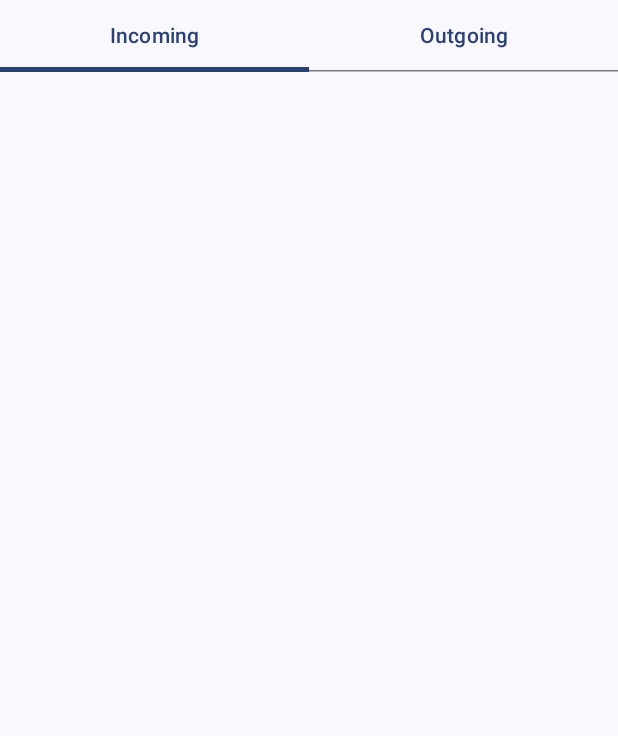
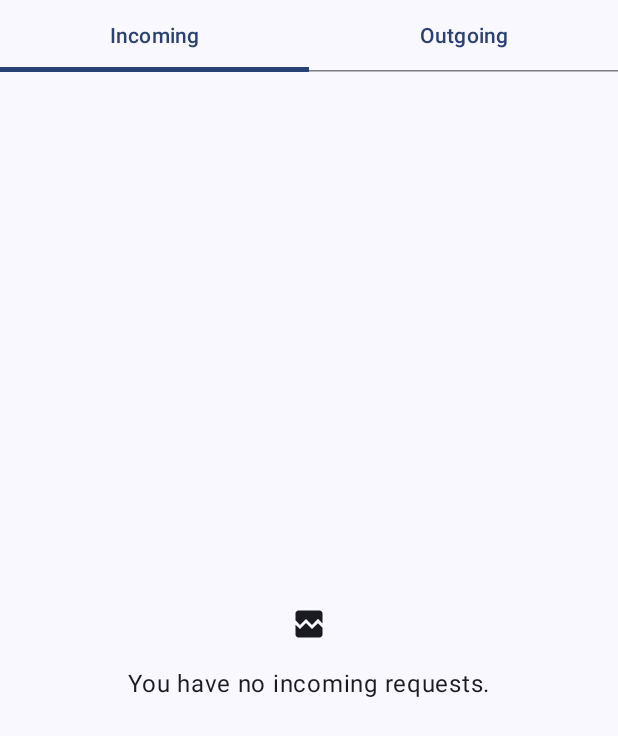
Before and after one commit to javieroc/workahomie-android-app, an Android app built with Jetpack Compose: the composable RequestsContent called with empty values, on a phone screen of 412 x 824 dp. Shown: the top 736 px of the screen. Run offline under Robolectric (Android 15) with nearby library versions, the phone set to English and light mode, and no system bars; pictures from the network do not load; 3 statements that could not run were skipped.

Commit message:
feat: empty data component

```diff
--- /dev/null
+++ b/app/src/main/java/com/app/workahomie/ui/components/EmptyState.kt
@@ -0,0 +1,31 @@
+
+package com.app.workahomie.ui.components
+
+import androidx.compose.foundation.layout.Arrangement
+import androidx.compose.foundation.layout.Column
+import androidx.compose.foundation.layout.fillMaxSize
+import androidx.compose.foundation.layout.padding
+import androidx.compose.material3.Icon
+import androidx.compose.material3.Text
+import androidx.compose.runtime.Composable
+import androidx.compose.ui.Alignment
+import androidx.compose.ui.Modifier
+import androidx.compose.ui.res.painterResource
+import androidx.compose.ui.unit.dp
+import com.app.workahomie.R
+
+@Composable
+fun EmptyState(message: String = "No Data", iconRes: Int = R.drawable.ic_broken_image) {
+    Column(
+        modifier = Modifier.fillMaxSize().padding(16.dp),
+        verticalArrangement = Arrangement.Center,
+        horizontalAlignment = Alignment.CenterHorizontally
+    ) {
+        Icon(
+            painter = painterResource(id = iconRes),
+            contentDescription = null,
+            modifier = Modifier.padding(bottom = 16.dp)
+        )
+        Text(text = message)
+    }
+}
--- a/app/src/main/java/com/app/workahomie/ui/screens/RequestsScreen.kt
+++ b/app/src/main/java/com/app/workahomie/ui/screens/RequestsScreen.kt
@@ -33,6 +33,7 @@ import coil3.compose.AsyncImage
 import com.app.workahomie.data.Request
 import com.app.workahomie.models.RequestViewModel
 import com.app.workahomie.models.RequestsUiState
+import com.app.workahomie.ui.components.EmptyState
 
 @Composable
 fun RequestsScreen(requestViewModel: RequestViewModel = viewModel()) {
@@ -74,10 +75,14 @@ fun RequestsContent(incoming: List<Request>, outgoing: List<Request>) {
 
 @Composable
 fun RequestsList(requests: List<Request>, isIncoming: Boolean) {
-    LazyColumn(modifier = Modifier.padding(16.dp)) {
-        items(requests) { request ->
-            RequestCard(request = request, isIncoming = isIncoming)
-            Spacer(modifier = Modifier.height(16.dp))
+    if (requests.isEmpty()) {
+        EmptyState(message = "You have no ${if (isIncoming) "incoming" else "outgoing"} requests.")
+    } else {
+        LazyColumn(modifier = Modifier.padding(16.dp)) {
+            items(requests) { request ->
+                RequestCard(request = request, isIncoming = isIncoming)
+                Spacer(modifier = Modifier.height(16.dp))
+            }
         }
     }
 }
--- a/app/src/main/java/com/app/workahomie/ui/screens/WishlistScreen.kt
+++ b/app/src/main/java/com/app/workahomie/ui/screens/WishlistScreen.kt
@@ -28,6 +28,7 @@ import com.app.workahomie.models.WishlistUiState
 import com.app.workahomie.models.WishlistViewModel
 import com.app.workahomie.ui.components.LoadingItem
 import com.app.workahomie.ui.components.WishlistCard
+import com.app.workahomie.ui.components.EmptyState
 import com.google.gson.Gson
 
 @SuppressLint("UnusedMaterial3ScaffoldPaddingParameter")
@@ -88,6 +89,9 @@ fun Wishlist(
     onLoadMore: () -> Unit,
     contentPadding: PaddingValues = PaddingValues(0.dp),
 ) {
+    if (hosts.isEmpty()) {
+        EmptyState(message = "You have no hosts in your wishlist.")
+    } else {
         val listState = rememberLazyListState()
 
         LaunchedEffect(listState) {
@@ -126,3 +130,4 @@ fun Wishlist(
             }
         }
     }
+}
```
Lines whose indentation alone changed are shown as unchanged.
